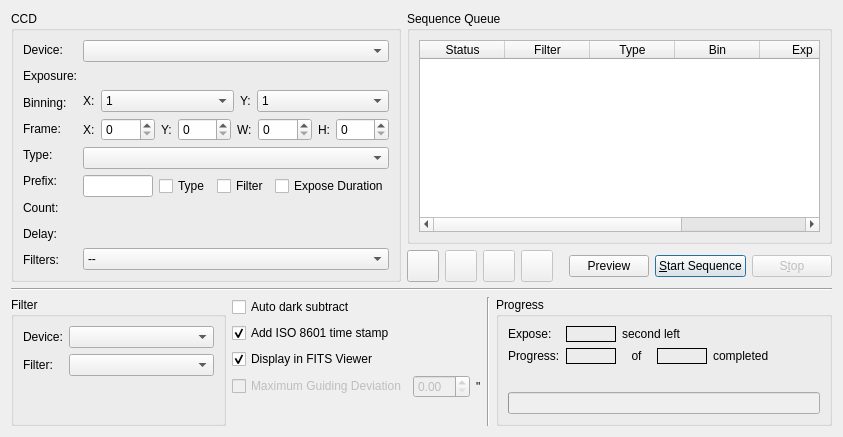
The window that kstars/ekos/capture.ui (KDE/kstars) describes before a commit, drawn with Qt 5.
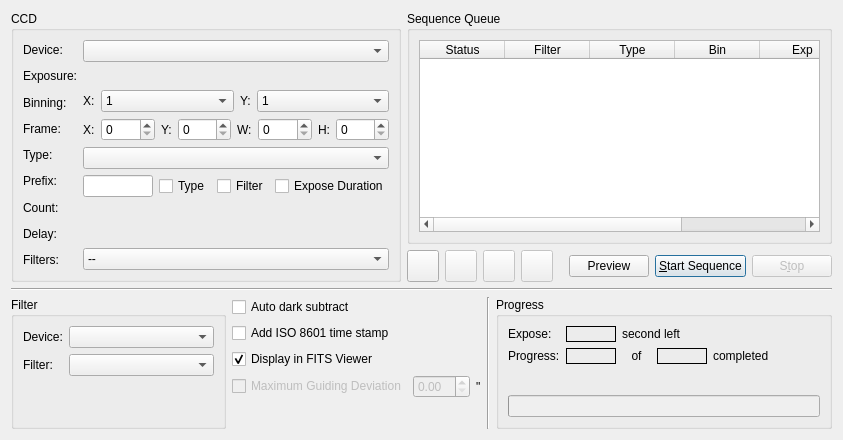
The same window after the commit. Custom widgets are drawn as their Qt base class.

Commit message: ISO stamp should be unchecked by default

The edit to the form file:
```diff
--- a/kstars/ekos/capture.ui
+++ b/kstars/ekos/capture.ui
@@ -7,7 +7,7 @@
     <x>0</x>
     <y>0</y>
     <width>843</width>
-    <height>437</height>
+    <height>440</height>
    </rect>
   </property>
   <layout class="QVBoxLayout" name="verticalLayout_11">
@@ -759,7 +759,7 @@
           <string>Add ISO 8601 time stamp</string>
          </property>
          <property name="checked">
-          <bool>true</bool>
+          <bool>false</bool>
          </property>
         </widget>
        </item>
```
